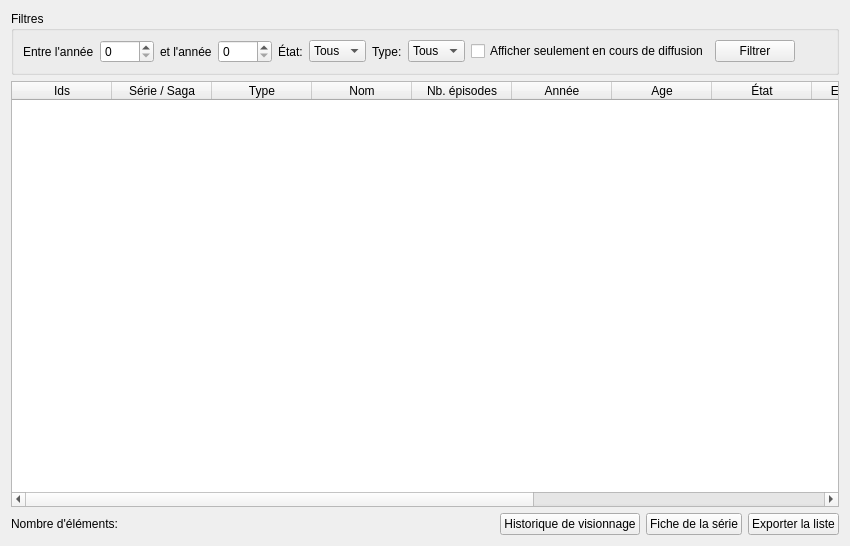
This is src/ui/tabs/list2_tab.ui in seigneurfuo/MyAnimeManager3 as Qt 5 draws it before an edit. The edited form follows.
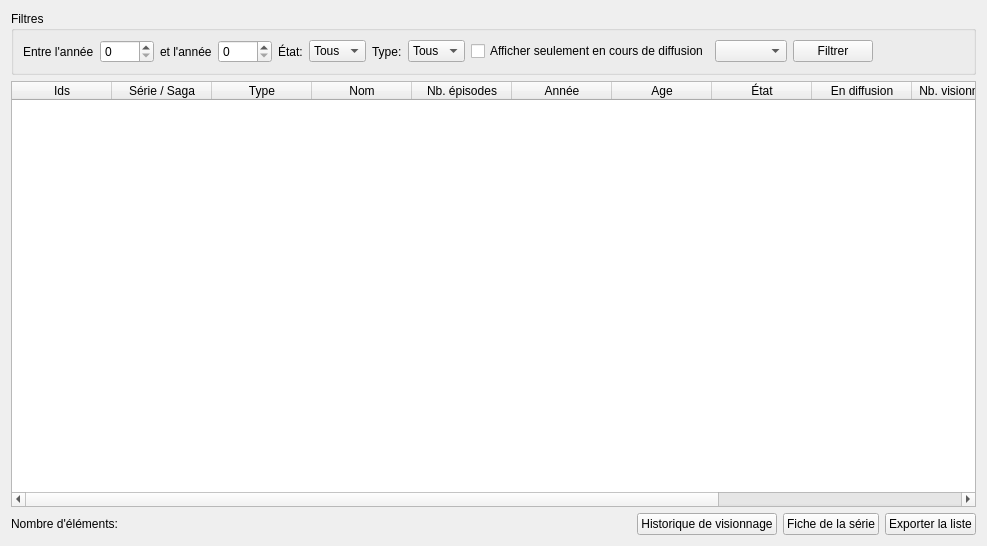
This is the edited form. Icons and pictures are not drawn.

Commit message: Ajout d'une fonction de recherche avec une liste déroulante pour filtrer les saisons dans la liste détaillée. Pour le moment on ne peut chercher que par nom de cléf, et non pas par valeur (par exemple pour filtrer les valeur d'une cléf commune).

Diff of the .ui file:
```diff
--- a/src/ui/tabs/list2_tab.ui
+++ b/src/ui/tabs/list2_tab.ui
@@ -6,7 +6,7 @@
    <rect>
     <x>0</x>
     <y>0</y>
-    <width>850</width>
+    <width>987</width>
     <height>546</height>
    </rect>
   </property>
@@ -92,6 +92,9 @@
           </property>
          </widget>
         </item>
+        <item>
+         <widget class="QComboBox" name="comboBox_3"/>
+        </item>
         <item>
          <widget class="QPushButton" name="refresh_button">
           <property name="text">
```
Left out of the diff: 14 changed lines with no effect on the pictures. The commit also changes 1 other file.
